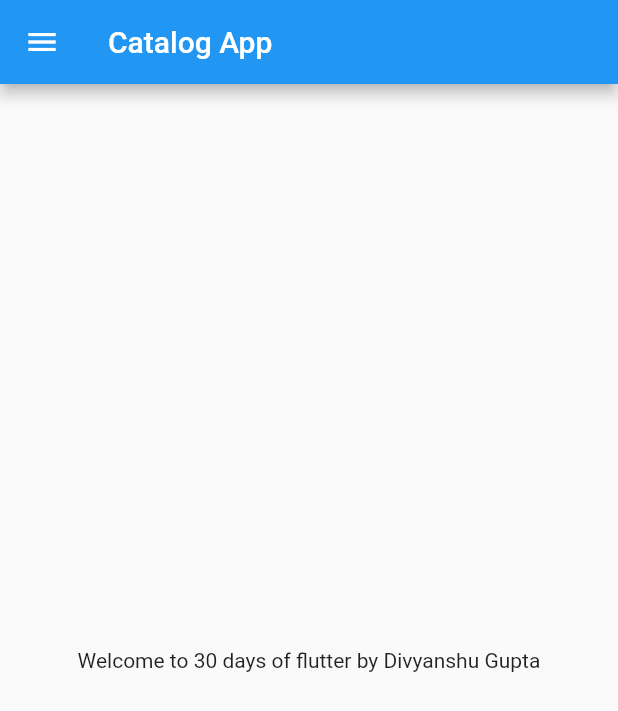
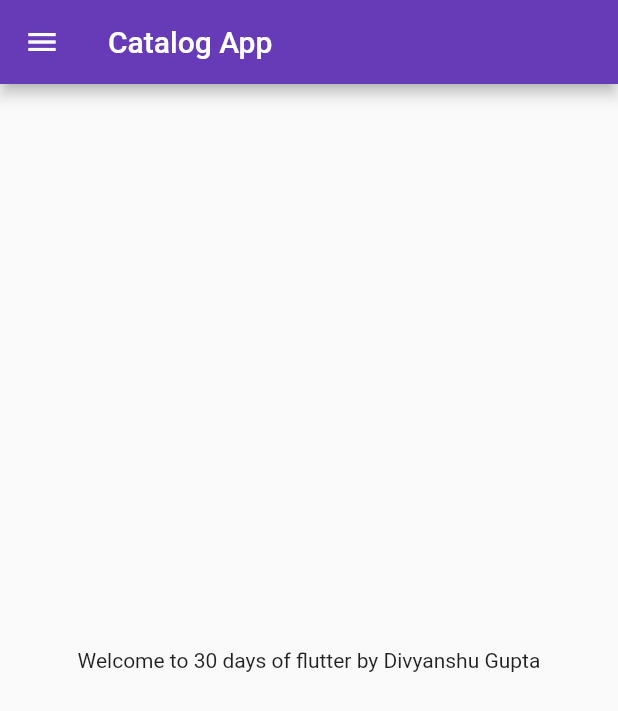
Before and after one commit to divyanshu2222/LearnFlutter, a Flutter app: the screen it shows after launch, on a phone screen of 412 x 824 dp. Shown: the top 711 px of the screen. Run offline on Flutter 3.47's test engine with Material 2 defaults, Android fonts, the phone set to English and light mode, and no system bars.

Commit message:
Day 3 completed

```diff
--- a/lib/main.dart
+++ b/lib/main.dart
@@ -1,5 +1,6 @@
 import 'package:flutter/material.dart';
-import 'home_page.dart';
+import 'pages/home_page.dart';
+import 'pages/login_page.dart';
 
 void main() {
   runApp(MyApp());
@@ -11,7 +12,18 @@ class MyApp extends StatelessWidget {
   @override
   Widget build(BuildContext context) {
     return MaterialApp(
-      home: HomePage(),
+      themeMode: ThemeMode.light,
+      theme: ThemeData(
+          primarySwatch: Colors.deepPurple), // primarySwatch adjust color
+      darkTheme: ThemeData(
+        brightness: Brightness.dark,
+      ),
+      initialRoute: "/home",
+      routes: {
+        "/": (context) => LoginPage(),
+        "/login": (context) => LoginPage(),
+        "/home": (context) => HomePage(),
+      },
     );
   }
 }
```
Also changed, not shown: lib/pages/login_page.dart (added, +19 -0 lines), lib/pages/home_page.dart (renamed from lib/home_page.dart).
